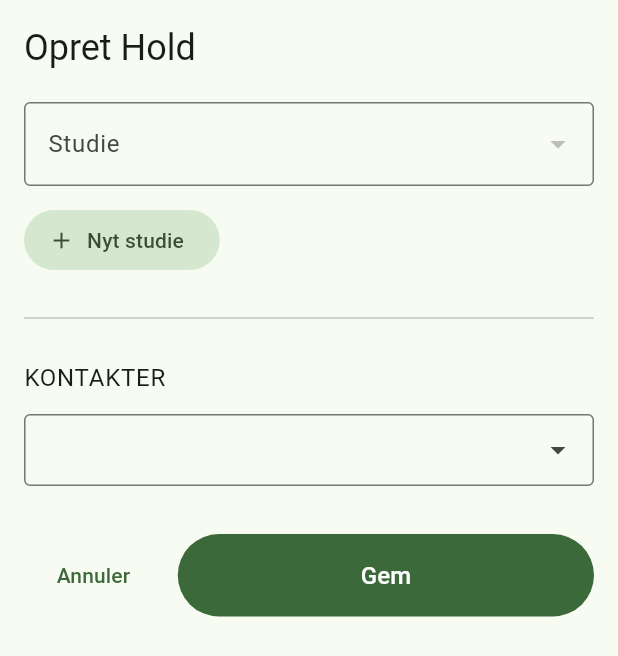
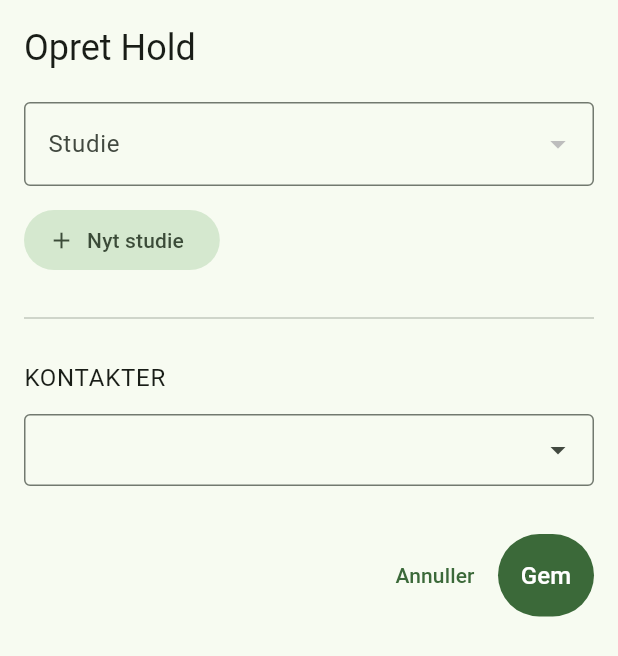
Before and after one commit to toke-dk/science_cup, a Flutter app: the AddTeamModal widget shown alone on an empty page, opened directly, on a phone screen of 412 x 824 dp. Shown: the top 656 px of the screen. Run offline on Flutter 3.47's test engine with Material 3 defaults, Android fonts, the phone set to English and light mode, and no system bars; drawn by our look-alikes of dropdown_search; our stand-ins replace flutter_dotenv, flutter_riverpod, freezed_annotation, go_router, riverpod_annotation, shared_preferences and 2 more; missing offline and left inert: phone_form_field, phone_numbers_parser; accounts and stored records are empty; generated files the repository leaves out were written again.

```diff
--- a/lib/features/team/presentation/add_team_modal.dart
+++ b/lib/features/team/presentation/add_team_modal.dart
@@ -6,7 +6,6 @@ import 'package:science_cup_app/features/contact/data/models/contact.dart';
 import 'package:science_cup_app/features/program/application/program_notifier.dart';
 import 'package:science_cup_app/features/program/presentation/save_program_modal.dart';
 import 'package:science_cup_app/features/season/application/active_season/current_season_provider.dart';
-import 'package:science_cup_app/features/team/application/team_notifier.dart';
 
 import '../../../shared/presentation/modals/create_entity_modal.dart';
 
@@ -18,7 +17,7 @@ class AddTeamModal extends ConsumerStatefulWidget {
 }
 
 class _AddTeamModalState extends ConsumerState<AddTeamModal> {
-  int amountOfContactsToAdd = 0;
+  List<Contact> _selectedContacts = [];
 
   @override
   Widget build(BuildContext context) {
@@ -66,11 +65,43 @@ class _AddTeamModalState extends ConsumerState<AddTeamModal> {
         TextConfig(label: 'Kontakter'),
         WidgetFieldConfig(
           child: DropdownSearch<Contact>.multiSelection(
+            selectedItems: _selectedContacts,
+            itemAsString: (item) => item.name ?? "?",
             items: (filter, s) => contacts
-                .where((e) => e.name?.contains(filter) ?? false)
+                .where(
+                  (e) =>
+                      e.name?.toLowerCase().contains(filter.toLowerCase()) ??
+                      false,
+                )
                 .toList(),
             compareFn: (item, selectedItem) => item.id == selectedItem.id,
+            onSelected: (items) => print("selected: $items"),
             popupProps: MultiSelectionPopupProps.modalBottomSheet(
+              emptyBuilder: (context, searchEntry) => Container(
+                height: 70,
+                alignment: Alignment.center,
+                child: Text("Ingen kontakter fundet"),
+              ),
+              showSelectedItems: true,
+              validationBuilder: (context, selectedItems) => Container(
+                alignment: Alignment.centerRight,
+                padding: EdgeInsets.all(8),
+                decoration: BoxDecoration(
+                  border: Border(
+                    top: BorderSide(width: 1, color: Colors.grey.shade300),
+                  ),
+                ),
+                child: TextButton(
+                  onPressed: () {
+                    Navigator.of(context).pop();
+                    setState(() {
+                      _selectedContacts = selectedItems;
+                    });
+                  },
+                  child: Text("GEM"),
+                ),
+              ),
+
               containerBuilder: (ctx, popupWidget) {
                 return Padding(
                   padding: const EdgeInsets.all(
@@ -79,10 +110,6 @@ class _AddTeamModalState extends ConsumerState<AddTeamModal> {
                   child: popupWidget,
                 );
               },
-              applyButtonProps: ButtonProps(
-                text: 'Tilføj',
-                icon: Icon(Icons.add),
-              ),
               searchFieldProps: TextFieldProps(
                 decoration: InputDecoration(
                   labelText: 'Søg kontakter',
@@ -97,15 +124,6 @@ class _AddTeamModalState extends ConsumerState<AddTeamModal> {
                   subtitle: Text(item.phone ?? "?"),
                 );
               },
-              suggestionsProps: SuggestionsProps(
-                showSuggestions: true,
-                items: (us) {
-                  return us
-                      .where((e) => e.name?.contains("Mrs") ?? false)
-                      .toList();
-                },
-                itemProps: SuggestedItemProps(),
-              ),
             ),
           ),
         ),
@@ -118,7 +136,10 @@ class _AddTeamModalState extends ConsumerState<AddTeamModal> {
           ).showSnackBar(SnackBar(content: Text("Ingen sæson valgt")));
           return;
         }
-        ref.read(teamProvider(seasonId).notifier).createTeam(name: "Nyt Hold");
+
+        debugPrint(data["program"].runtimeType.toString());
+
+        //ref.read(teamProvider(seasonId).notifier).createTeam(name: "Nyt Hold");
       },
     );
   }
--- a/lib/shared/presentation/modals/create_entity_modal.dart
+++ b/lib/shared/presentation/modals/create_entity_modal.dart
@@ -483,32 +483,23 @@ class _CreateEntityModalState extends State<CreateEntityModal> {
                       const SizedBox(height: 20),
                       Row(
                         children: [
-                          Expanded(
-                            flex: 1,
-                            child: TextButton(
+                          Spacer(),
+                          TextButton(
                             onPressed: () => Navigator.of(context).pop(),
                             style: ElevatedButton.styleFrom(
-                                padding: const EdgeInsets.symmetric(
-                                  vertical: 16,
+                              padding: const EdgeInsets.symmetric(vertical: 16),
                             ),
-                              ),
-                              child: const Text('Annuler'),
-                            ),
+                            child: const Text('Annuller'),
                           ),
                           const SizedBox(width: 10),
-                          Expanded(
-                            flex: 3,
-                            child: FilledButton(
+                          FilledButton(
                             onPressed: _submitForm,
                             style: ElevatedButton.styleFrom(
-                                padding: const EdgeInsets.symmetric(
-                                  vertical: 16,
-                                ),
+                              padding: const EdgeInsets.symmetric(vertical: 16),
                             ),
                             child: const Text(
                               'Gem',
                               style: TextStyle(fontSize: 16),
-                              ),
                             ),
                           ),
                         ],
```
Lines whose indentation alone changed are shown as unchanged.
